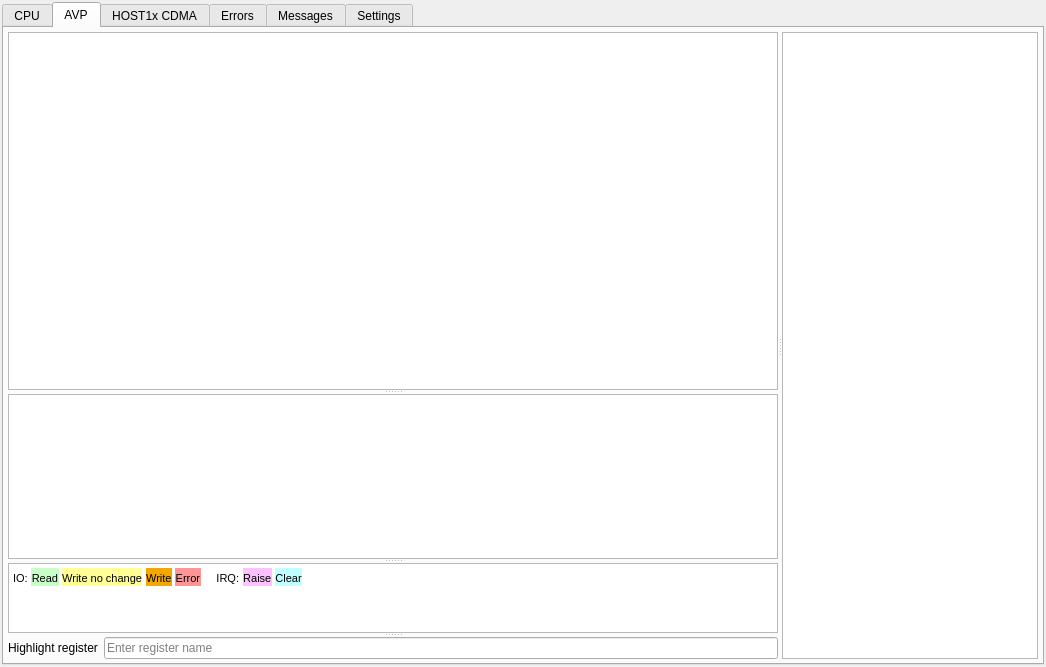
This is mainwindow.ui in digetx/tegra2_qemu_trace_viewer as Qt 5 draws it before an edit. The edited form follows.
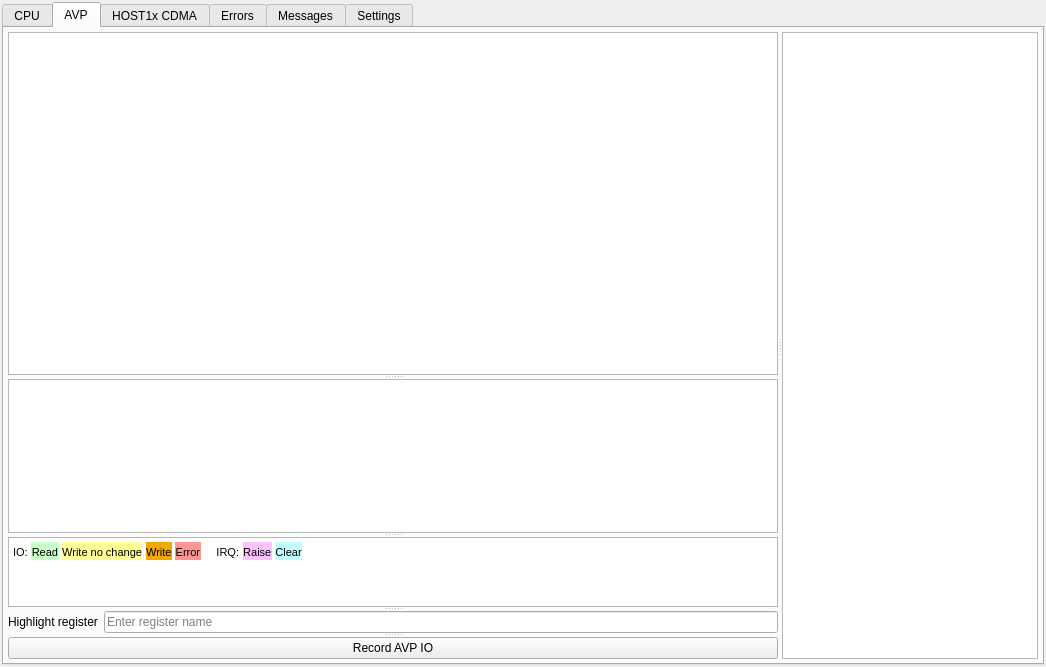
This is the edited form. The open tabs and pages were chosen to show the change. Custom widgets are drawn as their Qt base class.

```diff
--- a/mainwindow.ui
+++ b/mainwindow.ui
@@ -394,6 +394,17 @@
                 </item>
                </layout>
               </widget>
+              <widget class="QPushButton" name="pushButton_RecodAVP">
+               <property name="focusPolicy">
+                <enum>Qt::TabFocus</enum>
+               </property>
+               <property name="text">
+                <string>Record AVP IO</string>
+               </property>
+               <property name="checkable">
+                <bool>false</bool>
+               </property>
+              </widget>
              </widget>
             </item>
            </layout>
```
